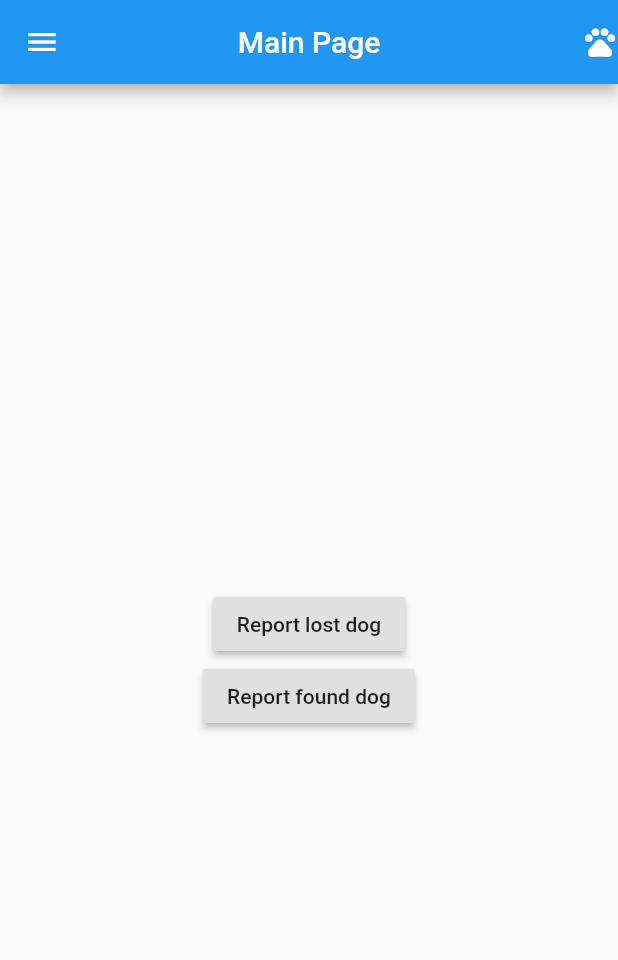
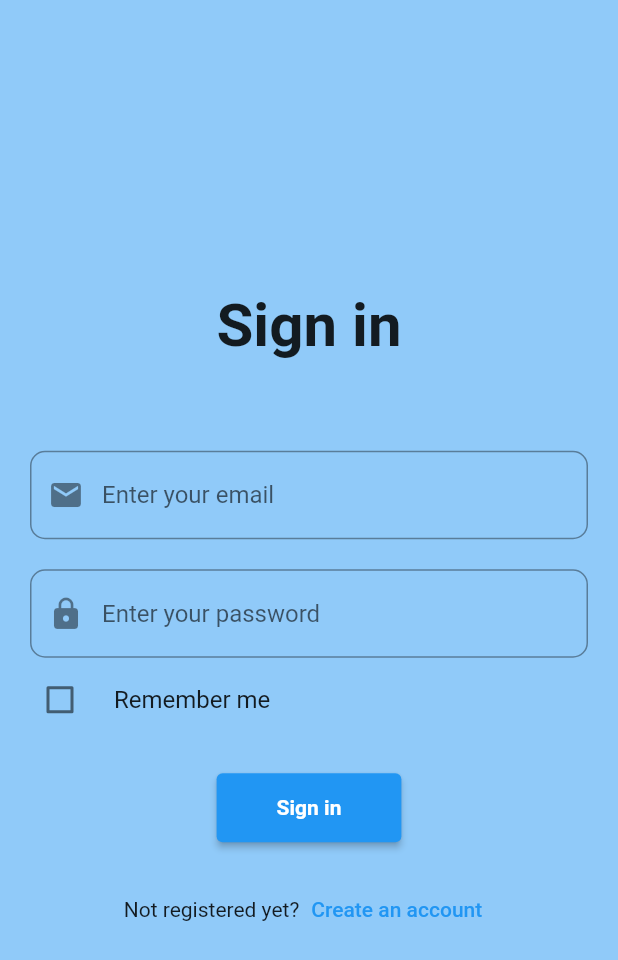
Before and after one commit to AnghelAndrei28/Delloite_Hack, a Flutter app: the screen it shows after launch, on a phone screen of 412 x 824 dp. Shown: the top 960 px of the screen. Run offline on Flutter 3.47's test engine with Material 2 defaults, Android fonts, the phone set to English and light mode, and no system bars; our stand-ins replace email_validator, firebase_core, firebase_database, geocoding, geolocator, google_maps_flutter and 1 more; accounts and stored records are empty.

Commit message:
Add registration/login page

```diff
--- a/lib/MainScreen.dart
+++ b/lib/MainScreen.dart
@@ -6,6 +6,8 @@ class MainScreen extends StatelessWidget {
 
   @override
   Widget build(BuildContext context) {
+    final user = ModalRoute.of(context)!.settings.arguments as String;
+    print(user);
     return Scaffold(
       drawer: Drawer(
           child: ListView(
--- /dev/null
+++ b/lib/UserClass.dart
@@ -0,0 +1,20 @@
+import 'package:flutter/material.dart';
+
+class UserClass {
+  late String first_name;
+  late String last_name;
+  late String email;
+  late String password;
+
+  UserClass (this.first_name, this.last_name, this.email, this.password);
+  factory UserClass.fromJson (dynamic json) {
+    return UserClass(json['first_name'] as String, json['last_name'] as String, json['email'] as String, json['password'] as String);
+  }
+
+  Map toJson () => {
+    'first_name': first_name,
+    'last_name': last_name,
+    'email': email,
+    'password': password,
+  };
+}
--- /dev/null
+++ b/lib/login_screen.dart
@@ -0,0 +1,178 @@
+import 'package:digi_hack/MainScreen.dart';
+import 'package:email_validator/email_validator.dart';
+import 'package:flutter/material.dart';
+import 'package:firebase_database/firebase_database.dart';
+import 'package:flutter/services.dart';
+
+import 'register_screen.dart';
+
+class LoginPage extends StatefulWidget {
+  const LoginPage({Key? key, required this.title}) : super(key: key);
+  final String title;
+
+  @override
+  State<LoginPage> createState() => _LoginPageState();
+}
+
+class _LoginPageState extends State<LoginPage> {
+  final _formKey = GlobalKey<FormState>();
+  var rememberValue = false;
+
+  final emailController = TextEditingController();
+  final passwordController = TextEditingController();
+
+  @override
+  Widget build(BuildContext context) {
+    return Scaffold(
+      backgroundColor: Theme.of(context).colorScheme.background,
+      body: Container(
+        padding: const EdgeInsets.all(20),
+        child: Column(
+          mainAxisAlignment: MainAxisAlignment.center,
+          crossAxisAlignment: CrossAxisAlignment.center,
+          children: <Widget>[
+            const Text(
+              'Sign in',
+              style: TextStyle(
+                fontWeight: FontWeight.bold,
+                fontSize: 40,
+              ),
+            ),
+            const SizedBox(
+              height: 60,
+            ),
+            Form(
+              key: _formKey,
+              child: Column(
+                children: [
+                  TextFormField(
+                    validator: (value) => EmailValidator.validate(value!)
+                        ? null
+                        : 'Invalid email address',
+                    maxLines: 1,
+                    decoration: InputDecoration(
+                      hintText: 'Enter your email',
+                      prefixIcon  : const Icon(Icons.email),
+                      border: OutlineInputBorder(
+                        borderRadius: BorderRadius.circular(10),
+                      ),
+                    ),
+                    controller: emailController,
+                  ),
+                  const SizedBox(
+                    height: 20,
+                  ),
+                  TextFormField(
+                    validator: (value) {
+                      if (value == null || value.isEmpty) {
+                        return 'Please enter your password';
+                      }
+                      return null;
+                    },
+                    maxLines: 1,
+                    obscureText: true,
+                    decoration: InputDecoration(
+                      prefixIcon: const Icon(Icons.lock),
+                      hintText: 'Enter your password',
+                      border: OutlineInputBorder(
+                        borderRadius: BorderRadius.circular(10),
+                      ),
+                    ),
+                    controller: passwordController,
+                  ),
+                  CheckboxListTile(
+                    title: const Text("Remember me"),
+                    contentPadding: EdgeInsets.zero,
+                    value: rememberValue,
+                    activeColor: Theme.of(context).colorScheme.primary,
+                    onChanged: (newValue) {
+                      setState(() {
+                        rememberValue = newValue!;
+                      });
+                    },
+                    controlAffinity: ListTileControlAffinity.leading,
+                  ),
+                  const SizedBox(
+                    height: 20,
+                  ),
+                  ElevatedButton(
+                    onPressed: () {
+                      if (_formKey.currentState!.validate()) {
+                        var userSignin = {
+                          'email': '',
+                          'password': '',
+                        };
+                        userSignin['email'] = emailController.text;
+                        userSignin['password'] = passwordController.text;
+
+                        DatabaseReference database = FirebaseDatabase.instance.ref('Users');
+                        String keyUser = '';
+                        database.once().then((data) {
+                          Map<String, dynamic> mapData = data.snapshot.value as Map<String, dynamic>;
+                          try {
+                            mapData.forEach((key, value) {
+                              print (value['email']);
+                              if ((value['email'] == userSignin['email']) && (value['password'] == userSignin['password'])) {
+                                keyUser = key;
+                                throw '';
+                              }
+                            });
+                          } catch (e) {
+
+                          } finally {
+                            if (keyUser == '') {
+                              SnackBar (
+                                content: new Text ('Wrong email or password'),
+                                duration: new Duration (seconds: 5),
+                              );
+                            } else {
+                              Navigator.pushNamed (
+                                context,
+                                MainScreen.routName,
+                                arguments: keyUser,
+                              );
+                            }
+                          }
+                        });
+                      }
+                    },
+                    style: ElevatedButton.styleFrom(
+                      padding: const EdgeInsets.fromLTRB(40, 15, 40, 15),
+                    ),
+                    child: const Text(
+                      'Sign in',
+                      style: TextStyle(
+                        fontWeight: FontWeight.bold,
+                      ),
+                    ),
+                  ),
+                  const SizedBox(
+                    height: 20,
+                  ),
+                  Row(
+                    mainAxisAlignment: MainAxisAlignment.center,
+                    children: [
+                      const Text('Not registered yet?'),
+                      TextButton(
+                        onPressed: () {
+                          Navigator.pushReplacement(
+                            context,
+                            MaterialPageRoute(
+                              builder: (context) =>
+                              RegisterPage(),
+                            ),
+                          );
+                        },
+                        child: const Text('Create an account'),
+                      ),
+                    ],
+                  ),
+                ],
+              ),
+            )
+          ],
+        ),
+      ),
+    );
+  }
+}
--- a/pubspec.yaml
+++ b/pubspec.yaml
@@ -39,6 +39,8 @@ dependencies:
   geolocator: ^8.2.0
   geocoding: ^2.0.4
   shared_preferences: ^2.0.13
+  firebase_database: ^9.0.11
+  email_validator: ^2.0.1
 
 dev_dependencies:
   flutter_test:
```
Also changed, not shown: lib/main.dart (+26 -5 lines), lib/register_screen.dart (added, +222 -0 lines), lib/firebase_options.dart (added), pubspec.lock.
